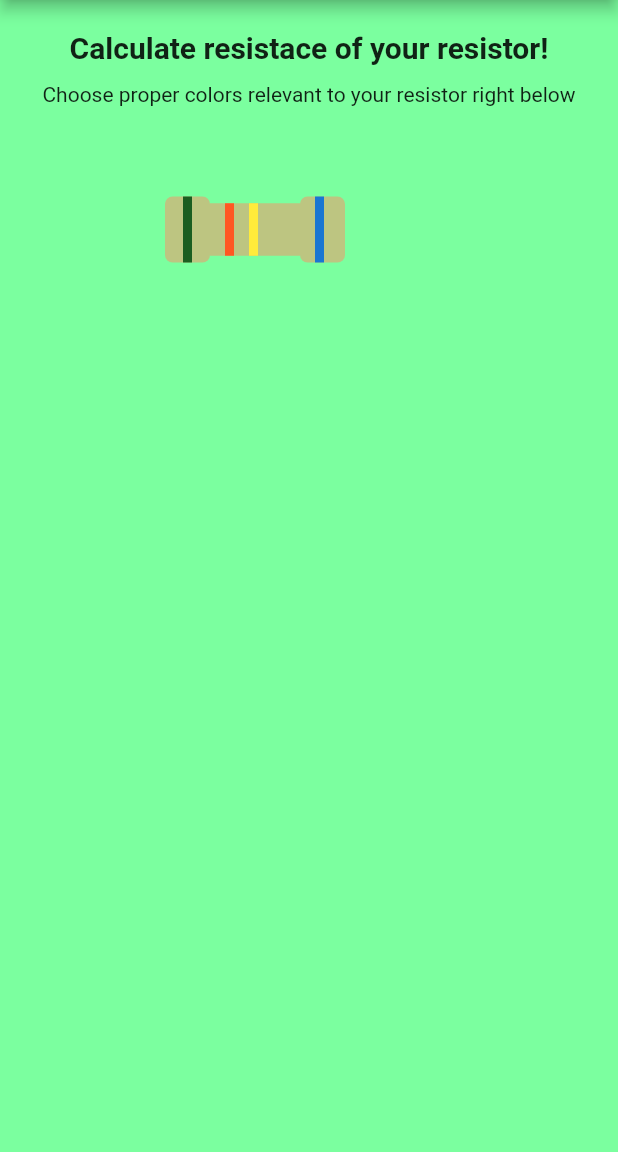
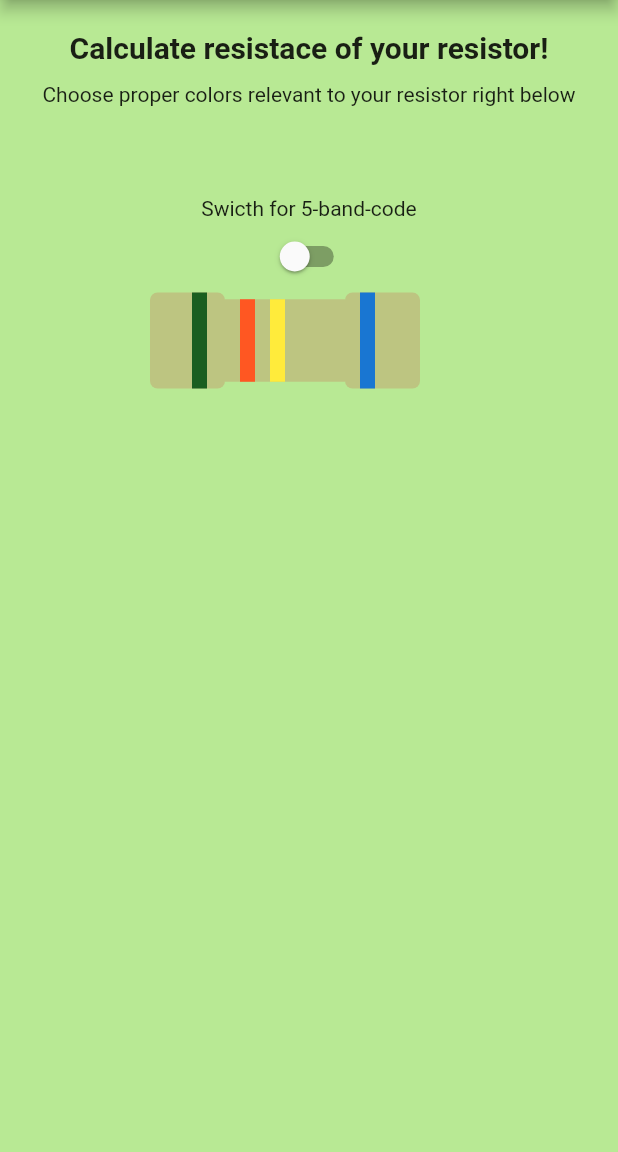
Before and after one commit to klaud-skora/whatResistance-app, a Flutter app: the screen it shows after launch, on a phone screen of 412 x 824 dp, the part 84-1236 px from its top. Run offline on Flutter 3.47's test engine with Material 2 defaults, Android fonts, the phone set to English and light mode, and no system bars.

Commit message:
Add switch for 5-band-code

```diff
--- a/lib/ui/home_page.dart
+++ b/lib/ui/home_page.dart
@@ -18,7 +18,7 @@ class HomePageState extends State<HomePage> {
         backgroundColor: Color(0xff58BF9F),
       ),
       body: Container(
-        color: Color(0xff7bff9f),
+        color: Color(0xffb8e994),
         padding: const EdgeInsets.all(20.0),
         alignment: Alignment.center,
         child: Column(
@@ -34,7 +34,7 @@ class HomePageState extends State<HomePage> {
             SizedBox(height: 12.0),
             Text('Choose proper colors relevant to your resistor right below'),
             Container(
-              padding: const EdgeInsets.only(top: 60.0, left: 90.0),
+              padding: const EdgeInsets.only(top: 60.0),
               child: Resistor(),
             ),
           ],
--- a/lib/ui/resistor.dart
+++ b/lib/ui/resistor.dart
@@ -8,39 +8,52 @@ class Resistor extends StatefulWidget {
 }
 
 class ResistorState extends State<Resistor> {
+  bool switchOn = false;
 
   @override
   Widget build(BuildContext context) {
     var resistorBackground = Color(0xffBDC581);
-
+    print(switchOn);
     return Container(
-      child: Row(
+      child: Column(
         children: <Widget>[
+          Text('Swicth for 5-band-code'),
+           Switch(
+            value: switchOn,
+            onChanged: (bool state) {
+              setState(() { switchOn = state; });
+            },
+            activeColor: Color(0xff58BF9F),
+          ),
+          Row(
+            children: <Widget>[
+              SizedBox(width: 80.0),
               Container(
                 decoration: BoxDecoration(
                   borderRadius: BorderRadius.circular(5),
                   color: resistorBackground,
                 ),
-            height: 44.0,
-            width: 30.0,
+                height: 64.0,
+                width: 50.0,
                 child: Row(
                   children: <Widget>[
-                SizedBox(width: 12),
+                    SizedBox(width: 28),
                     Stripe(stripe: 1, color: Colors.green[900]),
-                SizedBox(width: 7.0),
                   ],
                 ),
               ),
               Container(
                 decoration: BoxDecoration(color: resistorBackground),
-            height: 35.0,
-            width: 60.0,
+                height: 55.0,
+                width: 80.0,
                 child: Row(
                   children: <Widget>[
                     SizedBox(width: 10),
                     Stripe(stripe: 2, color: Colors.deepOrange),
                     SizedBox(width: 10.0),
                     Stripe(stripe: 3, color: Colors.yellow),
+                    SizedBox(width: 15.0),
+                    switchOn ? Stripe(stripe: 4, color: Colors.pink) : SizedBox(width: 10.0),
                   ],
                 ),
               ),
@@ -49,18 +62,20 @@ class ResistorState extends State<Resistor> {
                   borderRadius: BorderRadius.circular(5),
                   color: resistorBackground,
                 ),
-            height: 44.0,
-            width: 30.0,
+                height: 64.0,
+                width: 50.0,
                 child: Row(
                   children: <Widget>[
                     SizedBox(width: 10),
-                Stripe(stripe: 4, color: Colors.blue[700]),
+                    Stripe(stripe: switchOn ? 5 : 4, color: Colors.blue[700]),
                     SizedBox(width: 10.0),
                   ],
                 ),
               ),
             ],
           ),
+        ],
+      ),
     );
   }
 }
--- a/lib/ui/stripe.dart
+++ b/lib/ui/stripe.dart
@@ -22,8 +22,8 @@ class StripeState extends State<Stripe> {
   @override
   Widget build(BuildContext context) {
     return SizedBox(
-      height: 44.0,
-      width: 6.0,
+      height: 64.0,
+      width: 10.0,
       child: FlatButton(
         shape: RoundedRectangleBorder(),
         color: dotColor == null ? widget.color : dotColor,
```
Lines whose indentation alone changed are shown as unchanged.
